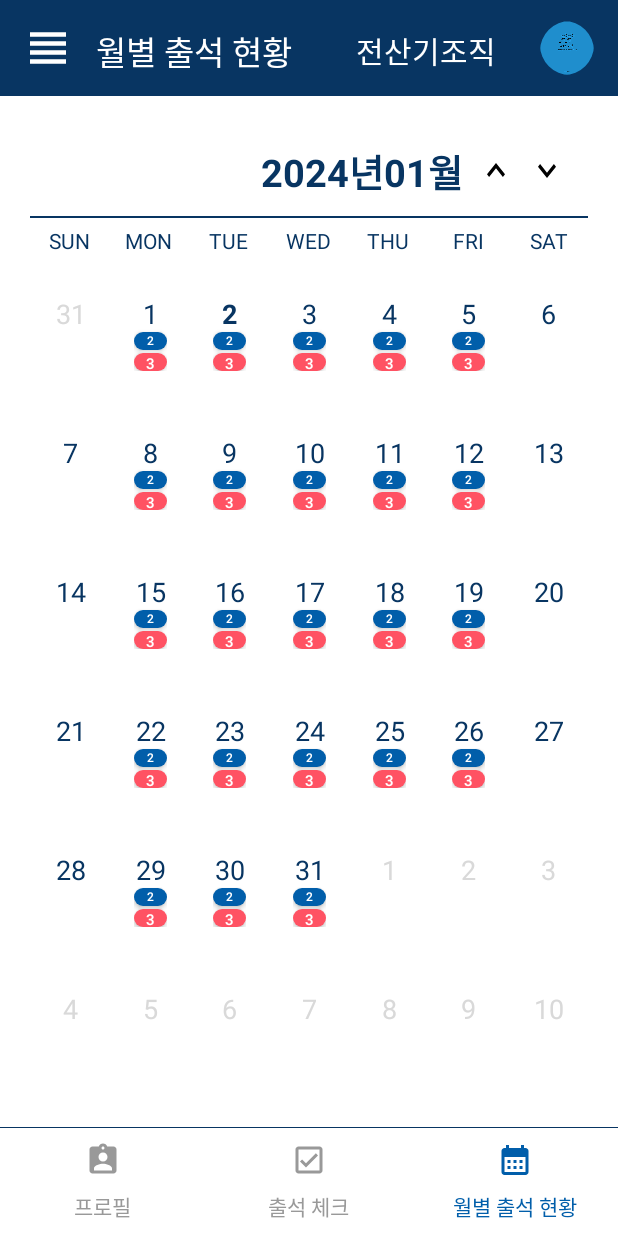
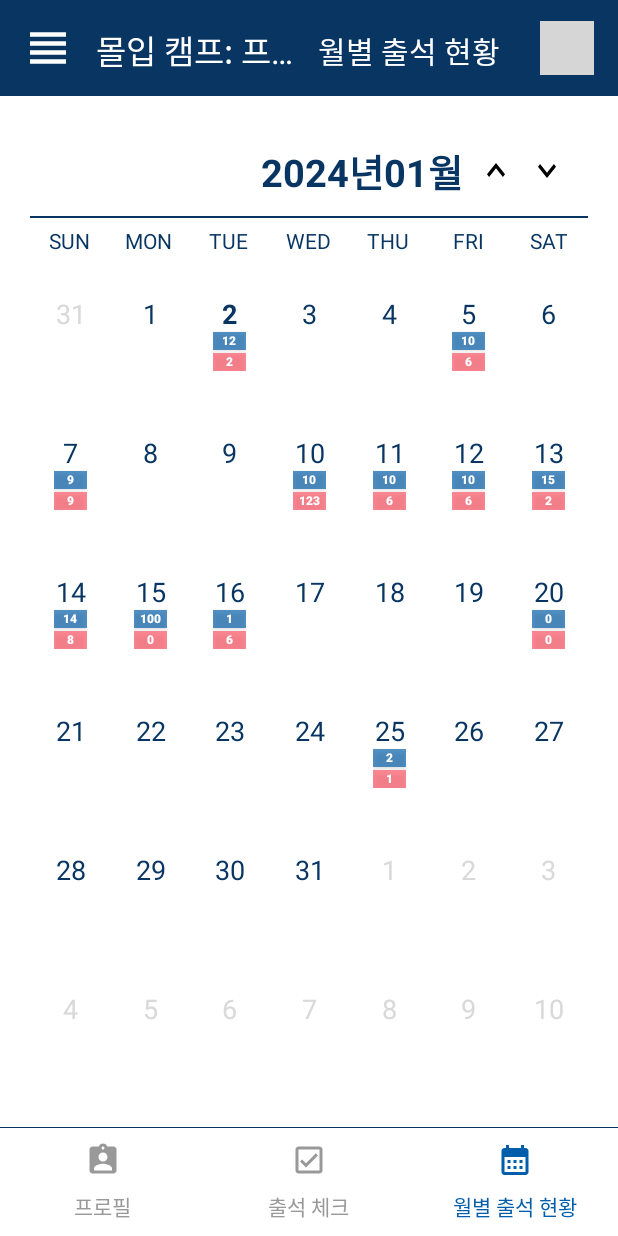
Before and after one commit to jiseop9083/CheckItOut, an Android app: the screen it shows after launch (MainActivity), item 3 of the bottom bar chosen, on a phone screen of 412 x 824 dp. Run offline under Robolectric (Android 15) with nearby library versions, the phone set to English and light mode, and no system bars; grey boxes are pictures that could not be loaded.

Commit message:
[feat] mock data 연결 기능 구현

```diff
--- a/app/src/main/java/com/example/madcampweek1/CalendarDialogFragment.kt
+++ b/app/src/main/java/com/example/madcampweek1/CalendarDialogFragment.kt
@@ -69,7 +69,6 @@ class CalendarDialogFragment : DialogFragment() {
         setupRecyclerView(absentView, absentAdapter)
 
         val closeButton = view.findViewById<ImageButton>(R.id.closeButton)
-        Log.d("DialogFragment", "closeButton: $closeButton")
         closeButton.setOnClickListener {
             // 여기에 'X' 버튼 클릭 시 수행할 동작을 추가
             dismiss() // 다이얼로그 닫기
--- /dev/null
+++ b/app/src/main/java/com/example/madcampweek1/DataManager.kt
@@ -0,0 +1,83 @@
+package com.example.madcampweek1
+
+
+// mocking dateset class
+class DataManager private constructor(){
+    companion object {
+        val instance: DataManager by lazy { DataManager() }
+
+    }
+
+    private val absentStudentList = listOf("김민지", "강해린")
+    private val presentStudentList = listOf("다니엘", "하니", "혜인")
+    private val tabTextList = listOf("프로필", "출석 체크", "월별 출석 현황")
+    private val subjectList = listOf("몰입캠프: 프로그래밍과 스타트업", "전산기조직", "프로그래밍의이해")
+    private val monthAttendanceList = listOf<Triple<String, Int, Int>>( // increasing order
+        Triple("2023-12-01", 10, 1),
+        Triple("2023-12-29", 11, 10),
+        Triple("2024-01-02", 12, 2),
+        Triple("2024-01-05", 10, 6),
+        Triple("2024-01-07", 9, 9),
+        Triple("2024-01-10", 10, 123),
+        Triple("2024-01-11", 10, 6),
+        Triple("2024-01-12", 10, 6),
+        Triple("2024-01-13", 15, 2),
+        Triple("2024-01-14", 14, 8),
+        Triple("2024-01-15", 100, 0),
+        Triple("2024-01-16", 1, 6),
+        Triple("2024-01-20", 0, 0),
+        Triple("2024-01-25", 2, 1),
+        Triple("2024-02-05", 999, 999),
+        Triple("2024-02-15", 100, 6),
+        )
+    private val attedanceStatus = listOf<Pair<Int, Int>>(
+        Pair(12, 15),
+        Pair(1, 26),
+        Pair(11, 14),
+        Pair(12, 15),
+        Pair(2, 25),
+        Pair(3, 24),
+        Pair(0, 27),
+        Pair(1, 26),
+        Pair(2, 25),
+        Pair(27, 0),
+        Pair(2, 25),
+        Pair(0, 27),
+        Pair(1, 26),
+        Pair(12, 15),
+        Pair(1, 26),
+        Pair(0, 27),
+        Pair(4, 23),
+        Pair(0, 27),
+        Pair(12, 15),
+        Pair(12, 15)
+    )
+
+    //val myProfile =
+    fun getAbsentStudentList() : List<String>{ // using at CalendarDialogFragment
+        return absentStudentList
+    }
+
+    fun getPresentStudentList() : List<String>{ // using at CalendarDialogFragment
+        return presentStudentList
+    }
+
+    fun getTabTextList() : List<String>{ // using at mainActivity
+        return tabTextList
+    }
+
+    fun getSubjectList() : List<String> { // using at mainActivity
+        return subjectList
+    }
+
+    fun getMonthAttendanceList() : List<Triple<String, Int, Int>> { // using at CalendarAdapter
+        return monthAttendanceList
+    }
+
+    fun getAttedanceStatus() : List<Pair<Int, Int>> {  // using at ProfileAdapter
+        return attedanceStatus
+    }
+
+
+
+}
--- a/app/src/main/java/com/example/madcampweek1/MainActivity.kt
+++ b/app/src/main/java/com/example/madcampweek1/MainActivity.kt
@@ -16,9 +16,9 @@ class MainActivity : AppCompatActivity() {
     private val binding by lazy {
         ActivityMainBinding.inflate(layoutInflater)
     }
-
-    private val tabTextList = listOf("프로필", "출석 체크", "월별 출석 현황")
-    private val subjectList = listOf("전산기조직", "프로그래밍의이해", "몰입캠프: 프로그래밍과 스타트업")
+    val dataManager = DataManager.instance
+    private val tabTextList = dataManager.getTabTextList()
+    private val subjectList = dataManager.getSubjectList()
     private val tabIconList = listOf(R.drawable.profile, R.drawable.check, R.drawable.calendar)
 
     override fun onCreate(savedInstanceState: Bundle?) {
--- a/app/src/main/java/com/example/madcampweek1/ProfileAdapter.kt
+++ b/app/src/main/java/com/example/madcampweek1/ProfileAdapter.kt
@@ -20,6 +20,7 @@ import com.example.madcampweek1.databinding.ProfileItemsBinding
 class ProfileAdapter(val context: Context, private var dataSet : ArrayList<ProfileDTO>) :
     RecyclerView.Adapter<ProfileAdapter.ViewHolder>() {
     private lateinit var binding: ProfileItemsBinding
+    private lateinit var attend : List<Pair<Int, Int>>
 
 
 
@@ -32,15 +33,28 @@ class ProfileAdapter(val context: Context, private var dataSet : ArrayList<Profi
         val messageView : ImageView = binding.messageView
         val callView : ImageView = binding.callView
         val attendanceRate : TextView = binding.attendanceRate
+        val presentNumber : TextView = binding.presentNumber
+        val absentNumber : TextView = binding.absentNumber
+
+
     }
 
     override fun onCreateViewHolder(viewGroup: ViewGroup, viewType: Int): ViewHolder {
         binding = ProfileItemsBinding.inflate(LayoutInflater.from(viewGroup.context), viewGroup, false)
+        val dataManager = DataManager.instance
+        attend = dataManager.getAttedanceStatus()
+        Log.d("ddd", attend.size.toString())
         return ViewHolder(binding)
     }
 
     override fun onBindViewHolder(viewHolder: ViewHolder, position: Int) {
         var profile : ProfileDTO = dataSet[position]
+        viewHolder.presentNumber.text = attend[position].second.toString()
+        viewHolder.absentNumber.text =attend[position].first.toString()
+        val rate : Float = ((attend[position].second.toFloat() ) / ((attend[position].second + attend[position].first).toFloat()) * 100.0f)
+        if(rate == 100.0f) viewHolder.attendanceRate.text = "100%"
+        else viewHolder.attendanceRate.text = String.format("%.1f", rate) + "%"
+
         viewHolder.name.text = profile.name
         viewHolder.phoneNumber.text = profile.phoneNumber
         viewHolder.studentID.text = profile.studentID.toString()
--- a/app/src/main/res/layout/activity_main.xml
+++ b/app/src/main/res/layout/activity_main.xml
@@ -36,14 +36,31 @@
             app:layout_constraintBottom_toBottomOf="parent"
             app:layout_constraintStart_toEndOf="@+id/subject_menu"
             app:layout_constraintTop_toTopOf="parent">
+
+            <TextView
+                android:id="@+id/subject_text"
+                android:layout_width="0dp"
+                android:layout_height="match_parent"
+                android:layout_weight="1"
+                android:paddingTop="4dp"
+                android:ellipsize="end"
+                android:maxLines="1"
+                android:text="몰입 캠프: 프로그래밍과 스타트업"
+                android:textColor="@color/white"
+                android:textSize="22sp"
+                android:gravity="start|center"
+                app:layout_constraintEnd_toEndOf="@+id/my_profile"
+                app:layout_constraintBottom_toBottomOf="parent"
+                app:layout_constraintStart_toStartOf="parent"
+                app:layout_constraintTop_toTopOf="parent" />
             <TextView
                 android:id="@+id/title_text"
-                android:layout_width="wrap_content"
+                android:layout_width="0dp"
                 android:layout_height="match_parent"
                 android:paddingTop="4dp"
                 android:textColor="@color/white"
-                android:textSize="22sp"
-                android:layout_weight="3"
+                android:textSize="20sp"
+                android:layout_weight="1"
                 android:text="프로필"
                 android:ellipsize="end"
                 android:maxLines="1"
@@ -52,23 +69,6 @@
                 app:layout_constraintBottom_toBottomOf="parent"
                 app:layout_constraintStart_toStartOf="parent"
                 app:layout_constraintTop_toTopOf="parent" />
-            <TextView
-                android:id="@+id/subject_text"
-                android:layout_width="wrap_content"
-                android:layout_height="match_parent"
-                android:layout_weight="2"
-                android:paddingTop="4dp"
-                android:ellipsize="end"
-                android:maxLines="1"
-                android:text="전산기조직"
-                android:textColor="@color/white"
-                android:textSize="20sp"
-                android:gravity="start|center"
-                app:layout_constraintEnd_toEndOf="@+id/my_profile"
-                app:layout_constraintBottom_toBottomOf="parent"
-                app:layout_constraintStart_toStartOf="parent"
-                app:layout_constraintTop_toTopOf="parent" />
-
 
         </LinearLayout>
 
@@ -81,7 +81,7 @@
             android:layout_height="36dp"
             android:layout_marginEnd="16dp"
             android:background="@drawable/circle"
-            android:src="@drawable/loading"
+            android:src="@drawable/my_profile"
             app:layout_constraintEnd_toEndOf="parent"
             app:layout_constraintTop_toTopOf="parent"
             app:layout_constraintBottom_toBottomOf="parent"
--- a/app/src/main/res/layout/calendar_item.xml
+++ b/app/src/main/res/layout/calendar_item.xml
@@ -32,8 +32,9 @@
             android:id="@+id/attend_btn"
             android:layout_width="22dp"
             android:layout_height="12dp"
-            android:background="@drawable/attend_btn"
+            android:background="#aa015eaa"
             android:textColor="@color/white"
+            android:textStyle="bold"
             android:text="1"
             android:textSize="8dp"
             android:clickable="true"
@@ -47,10 +48,11 @@
             android:layout_width="22dp"
             android:layout_height="12dp"
             android:layout_marginTop="2dp"
-            android:background="@drawable/absence_btn"
+            android:background="#aaff5263"
+            android:textStyle="bold"
             android:textColor="@color/white"
             android:text="1"
-            android:textSize="10dp"
+            android:textSize="8dp"
             android:clickable="true"
             app:layout_constraintBottom_toBottomOf="parent"
             app:layout_constraintEnd_toEndOf="parent"
--- a/app/src/main/res/values/colors.xml
+++ b/app/src/main/res/values/colors.xml
@@ -10,4 +10,7 @@
     <color name="lightGrey">#FFD9D9D9</color>
     <color name="transparent">#88FFFFFF</color> <!-- image color -->
     <color name="red">#FFFF5263</color>
+    <color name="tmp1">#aa70bee1</color>
+    <color name="tmp2">#aaee9e95</color>
+
 </resources>
```
Also changed, not shown: app/src/main/assets/studentInfo.json (+90 -1 lines), app/src/main/java/com/example/madcampweek1/CalendarAdapter.kt (renamed from app/src/main/java/com/example/madcampweek1/CalendarAdpapter.kt, +46 -28 lines), app/src/main/java/com/example/madcampweek1/GridAdapter.kt (+10 -0 lines), 1 other file.
